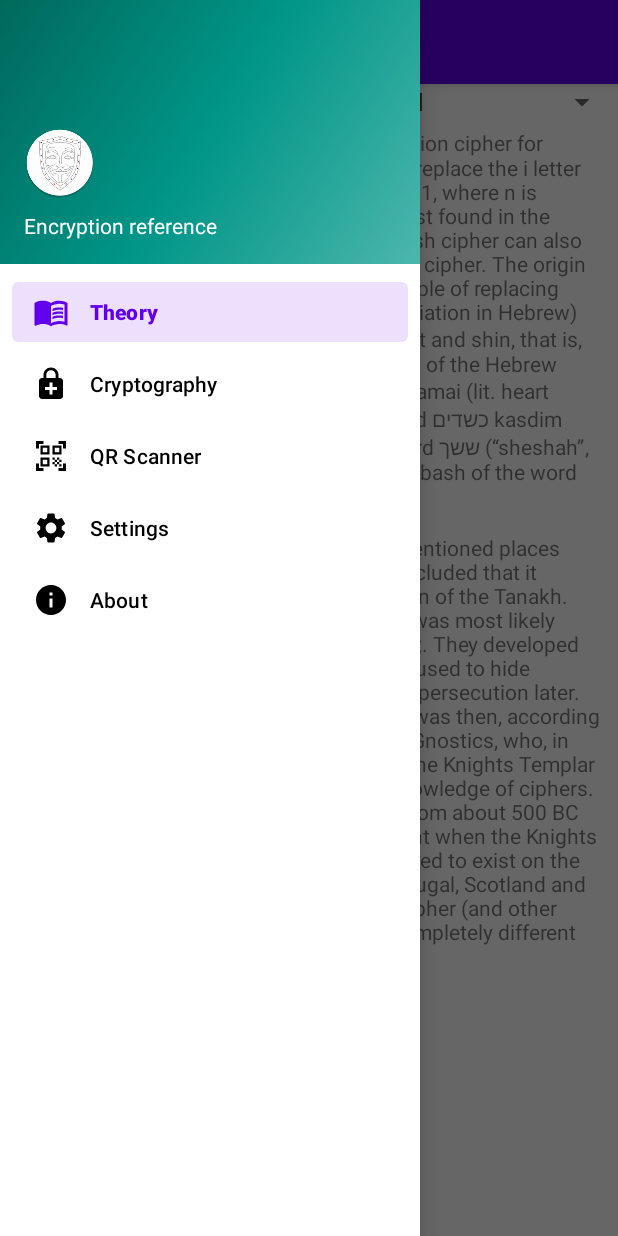
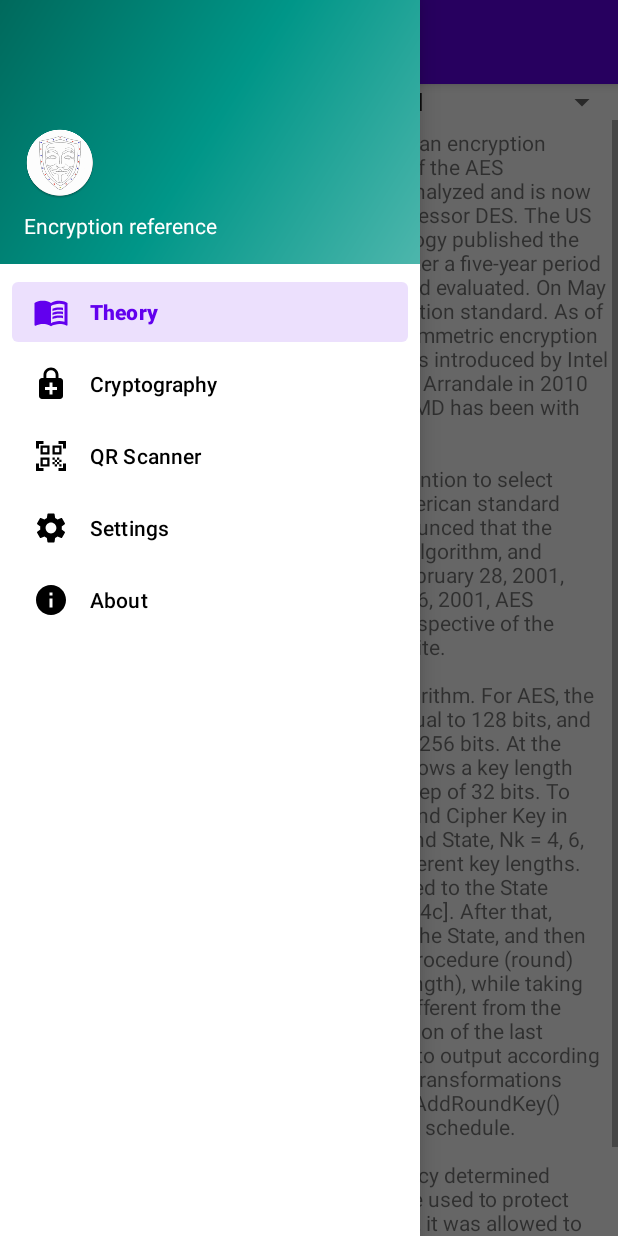
Before and after one commit to AndrewWell/CP, an Android app: the screen it shows after launch (MainActivity), with the side drawer open, on a phone screen of 412 x 824 dp. Run offline under Robolectric (Android 15) with nearby library versions, the phone set to English and light mode, and no system bars; our stand-ins replace navigation-ui; libraries missing offline, so code that uses them is left out: uk.co.samuelwall; 1 statement that could not run was skipped.

```diff
--- a/app/src/main/java/com/example/encryptionreference/ui/theory/TheoryFragment.java
+++ b/app/src/main/java/com/example/encryptionreference/ui/theory/TheoryFragment.java
@@ -48,7 +48,7 @@ public class TheoryFragment extends Fragment {
         binding.spinnerMethod.setOnItemSelectedListener(new AdapterView.OnItemSelectedListener() {
             @Override
             public void onItemSelected(AdapterView<?> adapterView, View view, int i, long l) {
-                spinner_method = getResources().getStringArray(R.array.methods_for_crypto)[i];
+                spinner_method = getResources().getStringArray(R.array.methods_for_theory)[i];
 
                 if (spinner_method.equals(getResources().getString(R.string.parsing_AES))) {
                     setTextFromArrayString(binding.textView4, R.array.theory_AES);
```
